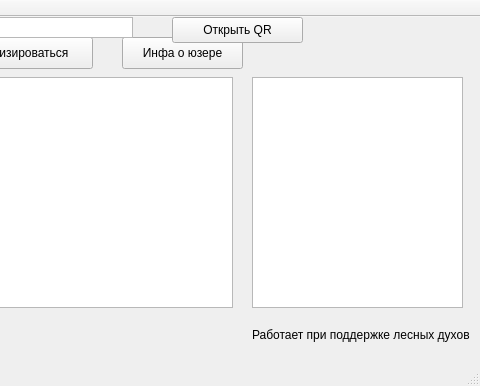
Before: the Qt Designer form mainwindow.ui in QTJournal/QTJournal, drawn with Qt 5; both pictures show x 268 to 748 and y 0 to 386 of the 748 by 386 pixel window.
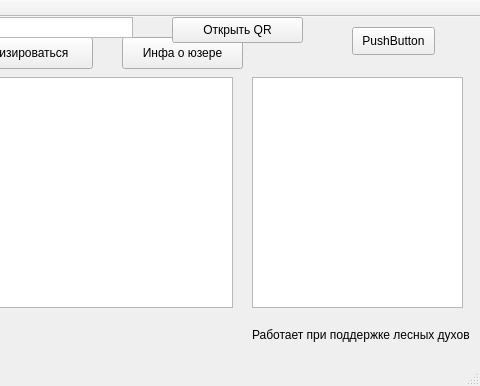
After: the same form once the commit is applied.

Commit message: QItemDelegate interface tests

Patch:
```diff
--- a/mainwindow.ui
+++ b/mainwindow.ui
@@ -133,6 +133,19 @@
      <set>QAbstractItemView::NoEditTriggers</set>
     </property>
    </widget>
+   <widget class="QPushButton" name="pushMe">
+    <property name="geometry">
+     <rect>
+      <x>620</x>
+      <y>10</y>
+      <width>83</width>
+      <height>28</height>
+     </rect>
+    </property>
+    <property name="text">
+     <string>PushButton</string>
+    </property>
+   </widget>
   </widget>
   <widget class="QMenuBar" name="menuBar">
    <property name="geometry">
```
Left out of the diff: 4 changed lines with no effect on the pictures. The commit also changes 4 other files.
